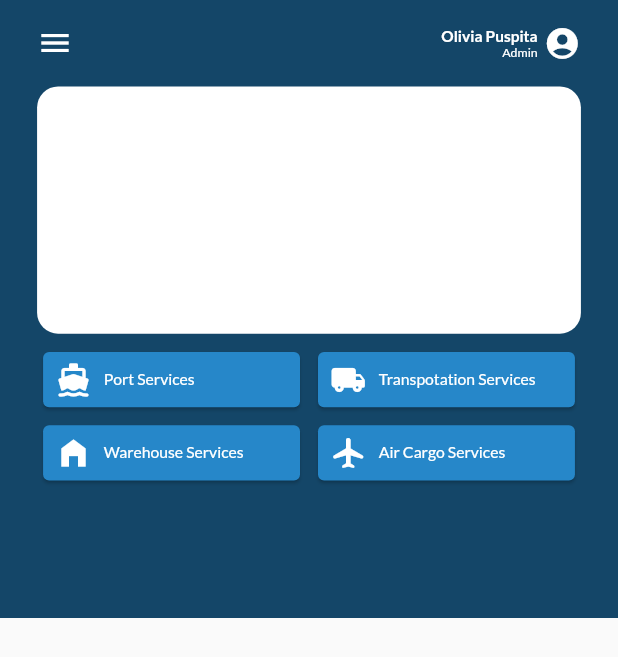
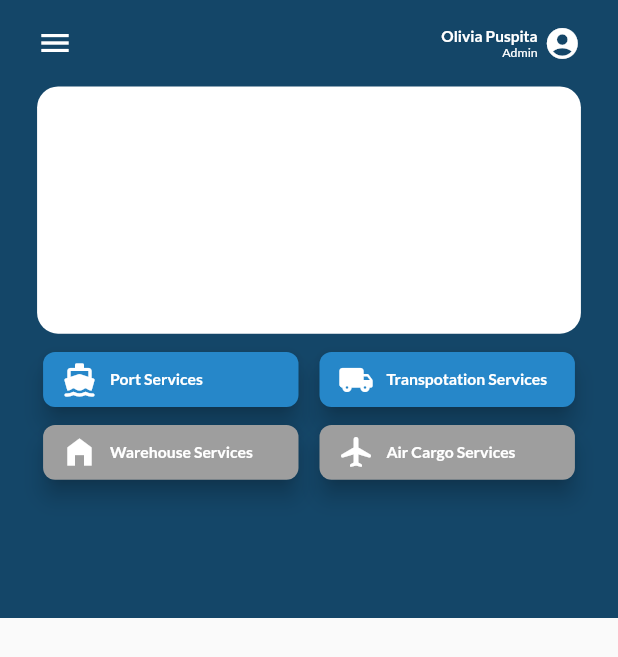
Before and after one commit to febritecno/starter_getx, a Flutter app: the HomePage screen opened directly, on a phone screen of 412 x 824 dp. Shown: the top 657 px of the screen. Run offline on Flutter 3.47's test engine with Material 2 defaults, Android fonts, the phone set to English and light mode, and no system bars; our stand-ins replace cached_network_image, connectivity_plus, dio, file_picker, get, loading_animation_widget and 5 more; missing offline and left inert: flutter_pdfview; accounts and stored records are empty.

Commit message:
drawer add

```diff
--- a/lib/modules/home/views/home_page.dart
+++ b/lib/modules/home/views/home_page.dart
@@ -8,7 +8,7 @@ import '../controllers/home_controller.dart';
 class HomePage extends GetView<HomeController> {
   const HomePage({Key? key}) : super(key: key);
 
-  _header(data) {
+  Widget _header(data) {
     return Padding(
       padding: EdgeInsets.symmetric(horizontal: 6.w),
       child: Column(
@@ -60,56 +60,80 @@ class HomePage extends GetView<HomeController> {
               child: GridView(
                 gridDelegate: SliverGridDelegateWithFixedCrossAxisCount(
                   childAspectRatio: 4,
-                  crossAxisSpacing: 4,
+                  crossAxisSpacing: 6,
                   mainAxisSpacing: 4,
                   crossAxisCount: 2,
                 ),
                 children: [
                   Card(
                       color: kBlueColor,
+                      elevation: 6,
+                      shape: RoundedRectangleBorder(
+                          borderRadius: BorderRadius.circular(8)),
                       child: Row(
                         children: [
-                          SizedBox(width: 2.w),
+                          SizedBox(width: 3.w),
                           Icon(Icons.directions_boat_rounded,
                               color: Colors.white),
                           SizedBox(width: 2.w),
                           TextApp("Port Services",
-                              color: Colors.white, maxLines: 2),
+                              fontWeight: bold,
+                              color: Colors.white,
+                              maxLines: 2),
+                          SizedBox(width: 3.w),
                         ],
                       )),
                   Card(
                       color: kBlueColor,
+                      elevation: 6,
+                      shape: RoundedRectangleBorder(
+                          borderRadius: BorderRadius.circular(8)),
                       child: Row(
                         children: [
-                          SizedBox(width: 2.w),
+                          SizedBox(width: 3.w),
                           Icon(Icons.local_shipping_rounded,
                               color: Colors.white),
                           SizedBox(width: 2.w),
                           TextApp("Transpotation Services",
-                              color: Colors.white, maxLines: 2),
+                              fontWeight: bold,
+                              color: Colors.white,
+                              maxLines: 2),
+                          SizedBox(width: 3.w),
                         ],
                       )),
                   Card(
-                      color: kBlueColor,
+                      color: Colors.grey,
+                      elevation: 6,
+                      shape: RoundedRectangleBorder(
+                          borderRadius: BorderRadius.circular(8)),
                       child: Row(
                         children: [
-                          SizedBox(width: 2.w),
+                          SizedBox(width: 3.w),
                           Icon(Icons.home_filled, color: Colors.white),
                           SizedBox(width: 2.w),
                           TextApp("Warehouse Services",
-                              color: Colors.white, maxLines: 2),
+                              color: Colors.white,
+                              maxLines: 2,
+                              fontWeight: bold),
+                          SizedBox(width: 3.w),
                         ],
                       )),
                   Card(
-                      color: kBlueColor,
+                      color: Colors.grey,
+                      shape: RoundedRectangleBorder(
+                          borderRadius: BorderRadius.circular(8)),
+                      elevation: 6,
                       child: Row(
                         children: [
-                          SizedBox(width: 2.w),
+                          SizedBox(width: 3.w),
                           Icon(Icons.local_airport_rounded,
                               color: Colors.white),
                           SizedBox(width: 2.w),
                           TextApp("Air Cargo Services",
-                              color: Colors.white, maxLines: 2),
+                              color: Colors.white,
+                              maxLines: 2,
+                              fontWeight: bold),
+                          SizedBox(width: 3.w),
                         ],
                       )),
                 ],
@@ -119,65 +143,71 @@ class HomePage extends GetView<HomeController> {
     );
   }
 
-  _body() {
+  Widget _body() {
     return Column();
   }
 
   Widget _drawer() {
-    return SizedBox(
-      //membuat menu drawer
-      child: Drawer(
-        //membuat list,
-        //list digunakan untuk melakukan scrolling jika datanya terlalu panjang
+    return Drawer(
       child: ListView(
         padding: EdgeInsets.zero,
-          //di dalam listview ini terdapat beberapa widget drawable
         children: [
           UserAccountsDrawerHeader(
-              //membuat gambar profil
             currentAccountPicture: Image(
                 image: NetworkImage(
                     "https://cdn.pixabay.com/photo/2015/10/05/22/37/blank-profile-picture-973460_960_720.png")),
-              //membuat nama akun
             accountName: Text("Sahretech"),
-              //membuat nama email
             accountEmail: Text("ig: @sahretech"),
-              //memberikan background
             decoration: BoxDecoration(
                 image: DecorationImage(
                     image: NetworkImage(
                         "https://cdn.pixabay.com/photo/2016/04/24/20/52/laundry-1350593_960_720.jpg"),
                     fit: BoxFit.cover)),
           ),
-            //membuat list menu
           ListTile(
-              leading: Icon(Icons.home),
-              title: Text("Beranda"),
+            leading: Icon(Icons.manage_accounts_sharp),
+            title: Text("My Account"),
+            onTap: () {
+              Get.back();
+            },
+          ),
+          ListTile(
+            leading: Icon(Icons.switch_account_sharp),
+            title: Text("Booking"),
             onTap: () {},
           ),
           ListTile(
-              leading: Icon(Icons.people),
-              title: Text("Pegawai"),
+            leading: Icon(Icons.screenshot_monitor_outlined),
+            title: Text("Operational Monitoring"),
             onTap: () {},
           ),
           ListTile(
-              leading: Icon(Icons.money),
-              title: Text("Transaksi"),
+            leading: Icon(Icons.query_stats_outlined),
+            title: Text("Tarif Info"),
+            onTap: () {},
+          ),
+          ListTile(
+            leading: Icon(Icons.currency_exchange),
+            title: Text("Invoice"),
+            onTap: () {},
+          ),
+          ListTile(
+            leading: Icon(Icons.file_present_rounded),
+            title: Text("List Hold Amount"),
+            onTap: () {},
+          ),
+          ListTile(
+            leading: Icon(Icons.document_scanner),
+            title: Text("List Proforma (DP)"),
             onTap: () {},
           ),
           Divider(),
           ListTile(
-              leading: Icon(Icons.emoji_emotions),
-              title: Text("Profil"),
-              onTap: () {},
-            ),
-            ListTile(
-              leading: Icon(Icons.info),
-              title: Text("Tentang"),
+            leading: Icon(Icons.exit_to_app),
+            title: Text("Logout"),
             onTap: () {},
           ),
         ],
-        ),
       ),
     );
   }
```
Lines whose indentation alone changed are shown as unchanged.
